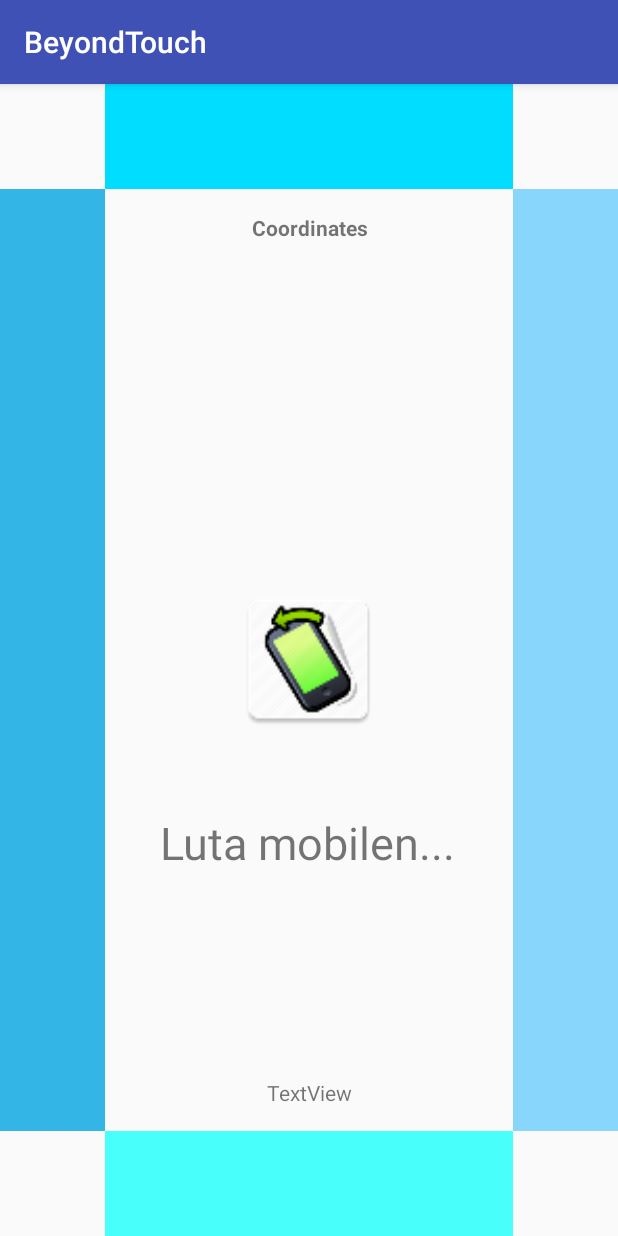
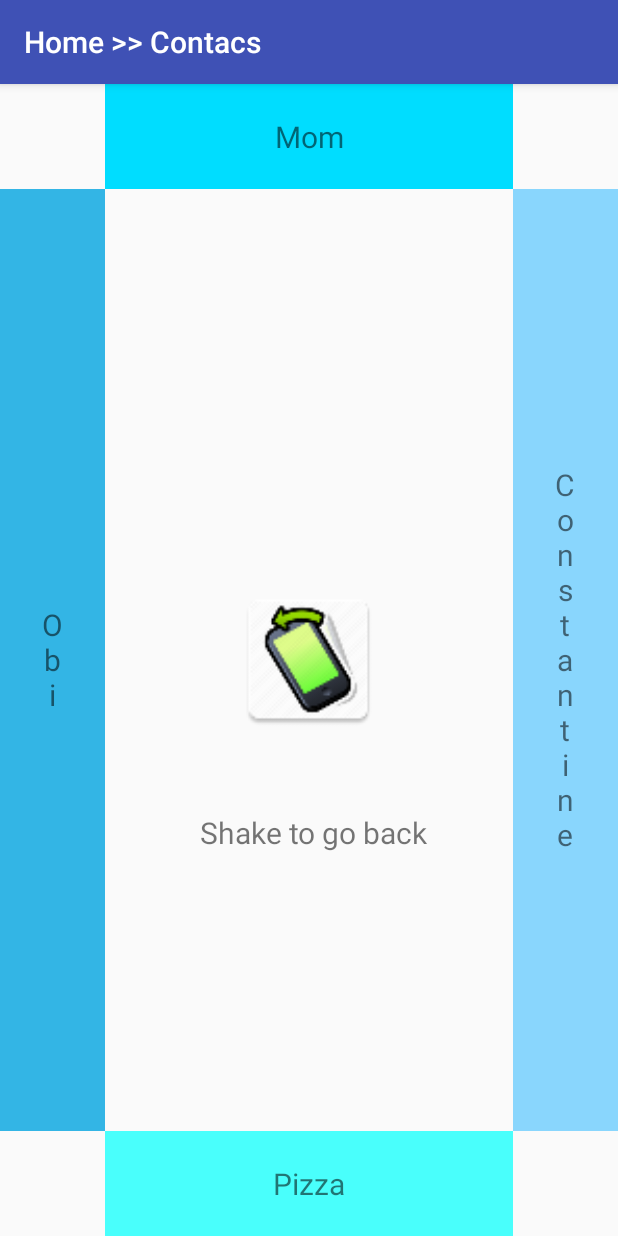
Before and after one commit to JDavidsson/BeyondTouch, an Android app: the fragment ContactsFragment placed in its activity, on a phone screen of 412 x 824 dp. Run offline under Robolectric (Android 15) with nearby library versions, the phone set to English and light mode, and no system bars.

Commit message:
added breadcrums, new colors, dummy numbers for level 2, removed debug texts etc.

```diff
--- a/app/src/main/AndroidManifest.xml
+++ b/app/src/main/AndroidManifest.xml
@@ -3,6 +3,8 @@
     package="com.example.beyondtouch" >
     <uses-permission android:name="android.permission.VIBRATE"/>
     <uses-permission android:name="com.android.alarm.permission.SET_ALARM"/>
+    <uses-permission android:name="android.permission.CALL_PHONE" />
+
     <application
         android:allowBackup="true"
         android:icon="@mipmap/ic_launcher"
--- a/app/src/main/java/com/example/beyondtouch/OurTimerTask.java
+++ b/app/src/main/java/com/example/beyondtouch/OurTimerTask.java
@@ -1,9 +1,6 @@
 package com.example.beyondtouch;
 
 import android.os.Handler;
-import android.support.v7.app.AppCompatActivity;
-import android.util.Log;
-import android.widget.TextView;
 
 import java.util.TimerTask;
 
@@ -22,7 +19,8 @@ public class OurTimerTask extends TimerTask {
         this.handler = handler;
     }
 
-    boolean isAlreadyActive(int currArea){
+    boolean isAlreadyActive(int currArea)
+    {
         return area == currArea;
     }
 
--- a/app/src/main/res/layout/fragment_contacts.xml
+++ b/app/src/main/res/layout/fragment_contacts.xml
@@ -6,7 +6,9 @@
         android:layout_height="match_parent"
         tools:context="com.example.beyondtouch.HomeFragment">
 
+
     <TextView
+        android:visibility="invisible"
         android:id="@+id/coordinates"
         android:layout_width="127dp"
         android:layout_height="87dp"
@@ -24,13 +26,16 @@
 
         <TextView
         android:id="@+id/textView2"
-        android:layout_width="wrap_content"
+            android:visibility="invisible"
+
+            android:layout_width="wrap_content"
         android:layout_height="wrap_content"
         android:layout_marginBottom="16dp"
         android:text="TextView"
         app:layout_constraintBottom_toTopOf="@+id/frameLayoutBottom"
         app:layout_constraintLeft_toLeftOf="parent"
         app:layout_constraintRight_toRightOf="parent" />
+
 
     <FrameLayout
         android:id="@+id/frameLayoutLeft"
@@ -44,6 +49,14 @@
         app:layout_constraintTop_toBottomOf="@+id/frameLayoutTop"
         app:layout_constraintVertical_bias="1.0">
 
+        <TextView
+            android:layout_width="match_parent"
+            android:layout_height="match_parent"
+            android:textAlignment="center"
+            android:gravity="center"
+            android:text="O\n b \ni"
+            android:textSize="20dp"/>
+
     </FrameLayout>
 
     <FrameLayout
@@ -56,6 +69,14 @@
         app:layout_constraintLeft_toRightOf="@+id/frameLayoutLeft"
         app:layout_constraintRight_toLeftOf="@+id/frameLayoutRight"
         app:layout_constraintTop_toTopOf="parent">
+
+    <TextView
+        android:layout_width="match_parent"
+        android:layout_height="match_parent"
+        android:textAlignment="center"
+        android:gravity="center"
+        android:text="Mom"
+        android:textSize="20dp"/>
 
     </FrameLayout>
 
@@ -71,6 +92,14 @@
         app:layout_constraintRight_toRightOf="parent"
         app:layout_constraintTop_toBottomOf="@+id/frameLayoutTop"
         app:layout_constraintVertical_bias="0.0">
+
+        <TextView
+            android:layout_width="match_parent"
+            android:layout_height="match_parent"
+            android:textAlignment="center"
+            android:gravity="center"
+            android:text="C\no\nn\ns\nt\na\nn\nt\ni\nn\ne"
+            android:textSize="20dp"/>
 
     </FrameLayout>
 
@@ -92,8 +121,9 @@
         android:id="@+id/luta"
         android:layout_width="204dp"
         android:layout_height="37dp"
-        android:text="Luta mobilen..."
-        android:textSize="30sp"
+        android:text="Shake to go back"
+        android:textAlignment="center"
+        android:textSize="20sp"
         android:layout_marginLeft="8dp"
         app:layout_constraintLeft_toLeftOf="parent"
         android:layout_marginRight="8dp"
@@ -119,6 +149,14 @@
         app:layout_constraintLeft_toRightOf="@+id/frameLayoutLeft"
         app:layout_constraintRight_toLeftOf="@+id/frameLayoutRight">
 
+        <TextView
+            android:layout_width="match_parent"
+            android:layout_height="match_parent"
+            android:textAlignment="center"
+            android:gravity="center"
+            android:text="Pizza"
+            android:textSize="20dp"/>
+
     </FrameLayout>
 
 </android.support.constraint.ConstraintLayout>
--- a/app/src/main/res/values/colors.xml
+++ b/app/src/main/res/values/colors.xml
@@ -2,5 +2,5 @@
 <resources>
     <color name="colorPrimary">#3F51B5</color>
     <color name="colorPrimaryDark">#303F9F</color>
-    <color name="colorAccent">#FF4081</color>
+    <color name="colorAccent">#ff9d0b</color>
 </resources>
--- a/app/src/main/res/values/strings.xml
+++ b/app/src/main/res/values/strings.xml
@@ -1,3 +1,4 @@
 <resources>
     <string name="app_name">BeyondTouch</string>
+    <string name="title_home">Home</string>
 </resources>
```
Also changed, not shown: app/src/main/java/com/example/beyondtouch/ContactsFragment.java (+32 -10 lines), app/src/main/java/com/example/beyondtouch/HomeFragment.java (+14 -15 lines), app/src/main/res/layout/fragment_home.xml (+20 -7 lines), 1 other file.
